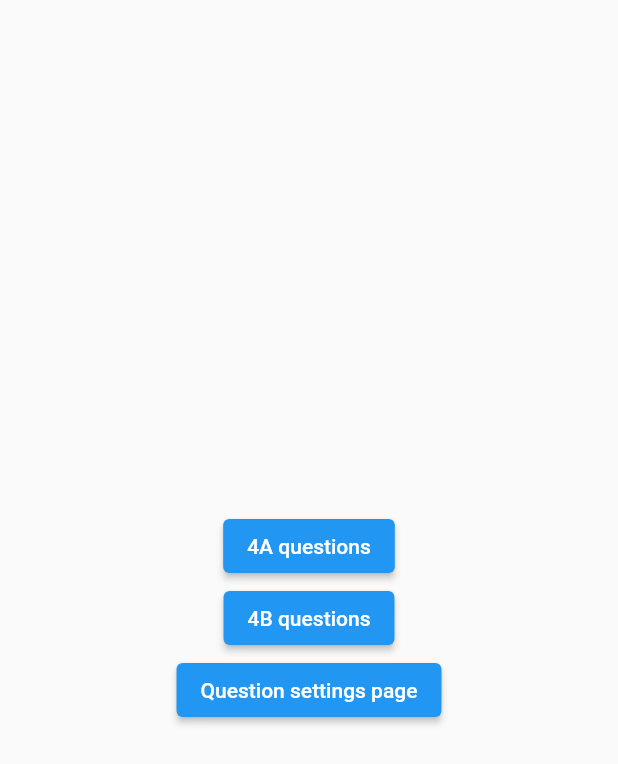
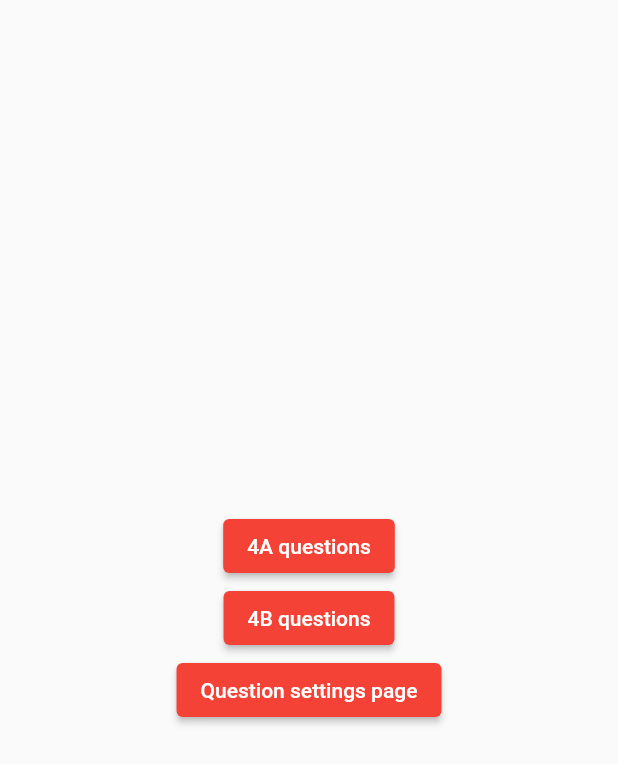
Before and after one commit to calumaz/quiz_app, a Flutter app: the screen it shows after launch, on a phone screen of 412 x 824 dp. Shown: the top 764 px of the screen. Run offline on Flutter 3.47's test engine with Material 2 defaults, Android fonts, the phone set to English and light mode, and no system bars; our stand-ins replace hive, hive_flutter, hooks_riverpod, package_info_plus, riverpod; accounts and stored records are empty.

```diff
--- a/lib/main.dart
+++ b/lib/main.dart
@@ -1,8 +1,8 @@
 import 'dart:convert';
-
 import 'package:flutter/material.dart';
 import 'package:flutter/services.dart';
 import 'package:hive/hive.dart';
+import 'package:hooks_riverpod/hooks_riverpod.dart';
 import 'package:package_info_plus/package_info_plus.dart';
 import 'package:quiz_app/hive_init.dart';
 import 'package:quiz_app/models/question_model.dart';
@@ -11,12 +11,10 @@ import 'package:quiz_app/pages/home_page.dart';
 void main() async {
   WidgetsFlutterBinding.ensureInitialized();
   await HiveInit.init();
-  await Hive.openBox<QuestionModel>('fourAQuestionBox');
-  await Hive.openBox<QuestionModel>('fourBQuestionBox');
   await Hive.openBox<String>('versionBox');
   final mainApp = MainApp();
   await mainApp.checkAndUpdateDatabase();
-  runApp(mainApp);
+  runApp(ProviderScope(child: MainApp()));
 }
 
 class MainApp extends StatelessWidget {
@@ -25,9 +23,17 @@ class MainApp extends StatelessWidget {
 
   @override
   Widget build(BuildContext context) {
-    return const MaterialApp(
-      home: HomePage(),
+    return MaterialApp(
+      home: const HomePage(),
       debugShowCheckedModeBanner: false,
+      theme: ThemeData(
+          elevatedButtonTheme: ElevatedButtonThemeData(
+              style: ButtonStyle(
+                  backgroundColor: MaterialStateProperty.all(Colors.red),
+                  foregroundColor: MaterialStateProperty.all(Colors.white))),
+          checkboxTheme: CheckboxThemeData(
+              fillColor: MaterialStateProperty.all(Colors.yellow))),
+      darkTheme: ThemeData.dark(),
     );
   }
 
@@ -36,6 +42,8 @@ class MainApp extends StatelessWidget {
     String? version;
     final packageInfo = await PackageInfo.fromPlatform();
     version = packageInfo.version;
+    await Hive.openBox<QuestionModel>('fourAQuestionBox');
+    await Hive.openBox<QuestionModel>('fourBQuestionBox');
     final Box<QuestionModel> fourAQuestionBox =
         Hive.box<QuestionModel>('fourAQuestionBox');
     final Box<QuestionModel> fourBQuestionBox =
@@ -70,7 +78,6 @@ class MainApp extends StatelessWidget {
       await updateDataBase();
     }
 
-    fourAQuestionBox.close();
-    fourBQuestionBox.close();
+    Hive.close();
   }
 }
```
